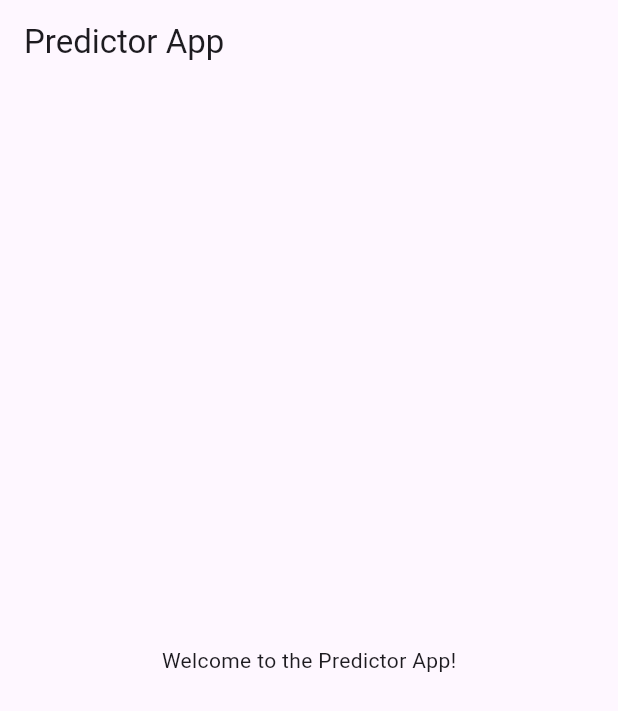
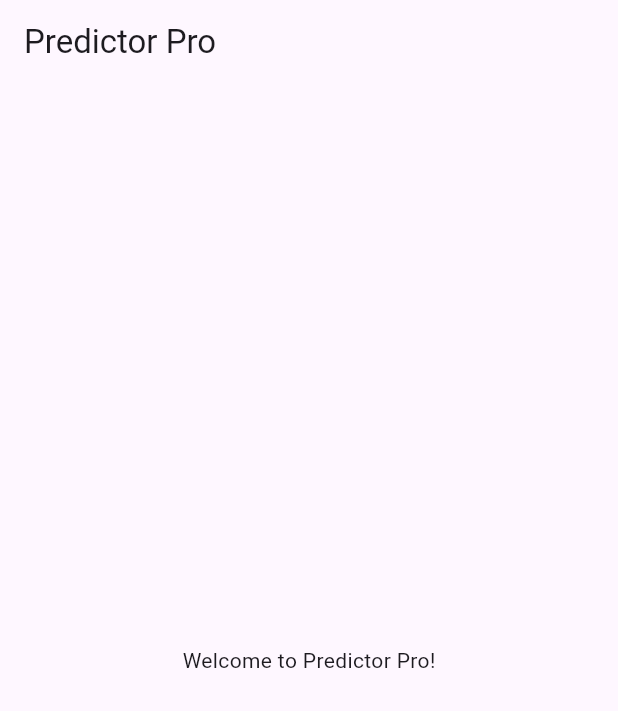
Before and after one commit to mdshawon46/predictor_app, a Flutter app: the screen it shows after launch, on a phone screen of 412 x 824 dp. Shown: the top 711 px of the screen. Run offline on Flutter 3.47's test engine with Material 3 defaults, Android fonts, the phone set to English and light mode, and no system bars.

Commit message:
Add files via upload

```diff
--- a/lib/main.dart
+++ b/lib/main.dart
@@ -1,17 +1,17 @@
 
 import 'package:flutter/material.dart';
 
-void main() {
-  runApp(MyApp());
-}
+void main() => runApp(PredictorProApp());
 
-class MyApp extends StatelessWidget {
+class PredictorProApp extends StatelessWidget {
   @override
   Widget build(BuildContext context) {
     return MaterialApp(
+      title: 'Predictor Pro',
+      theme: ThemeData(primarySwatch: Colors.blue),
       home: Scaffold(
-        appBar: AppBar(title: Text('Predictor App')),
-        body: Center(child: Text('Welcome to the Predictor App!')),
+        appBar: AppBar(title: Text('Predictor Pro')),
+        body: Center(child: Text('Welcome to Predictor Pro!')),
       ),
     );
   }
```
Also changed, not shown: 1 other file.
